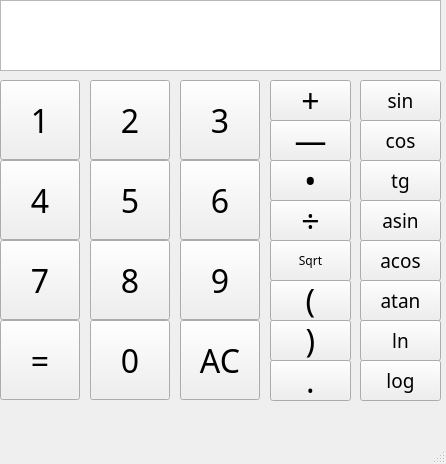
Qt form src/qt/SmartCalc/mainwindow.ui (Knew1t/SmartCalc) before a commit.
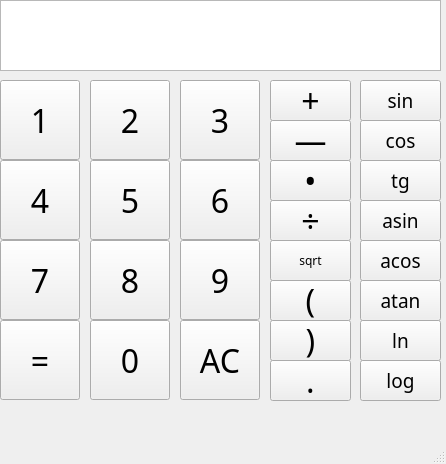
The same form after that commit.

Diff of the .ui file:
```diff
--- a/src/qt/SmartCalc/mainwindow.ui
+++ b/src/qt/SmartCalc/mainwindow.ui
@@ -457,7 +457,7 @@
      </rect>
     </property>
     <property name="text">
-     <string>Sqrt</string>
+     <string>sqrt</string>
     </property>
    </widget>
    <widget class="QPushButton" name="button_multiply">
```
